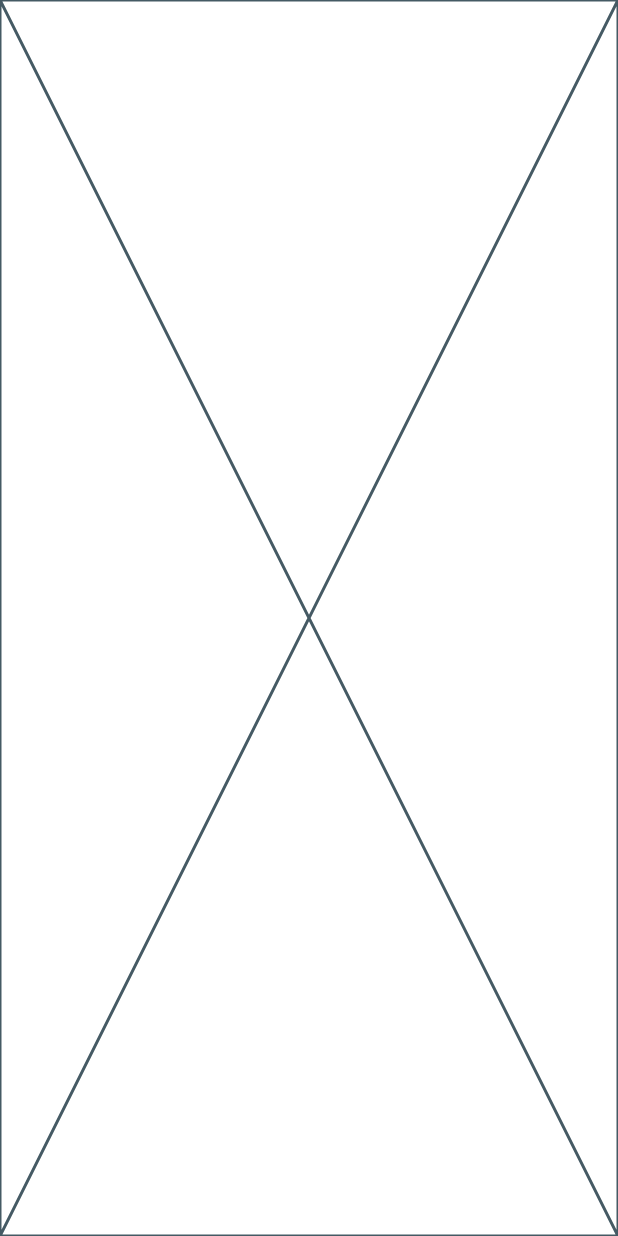
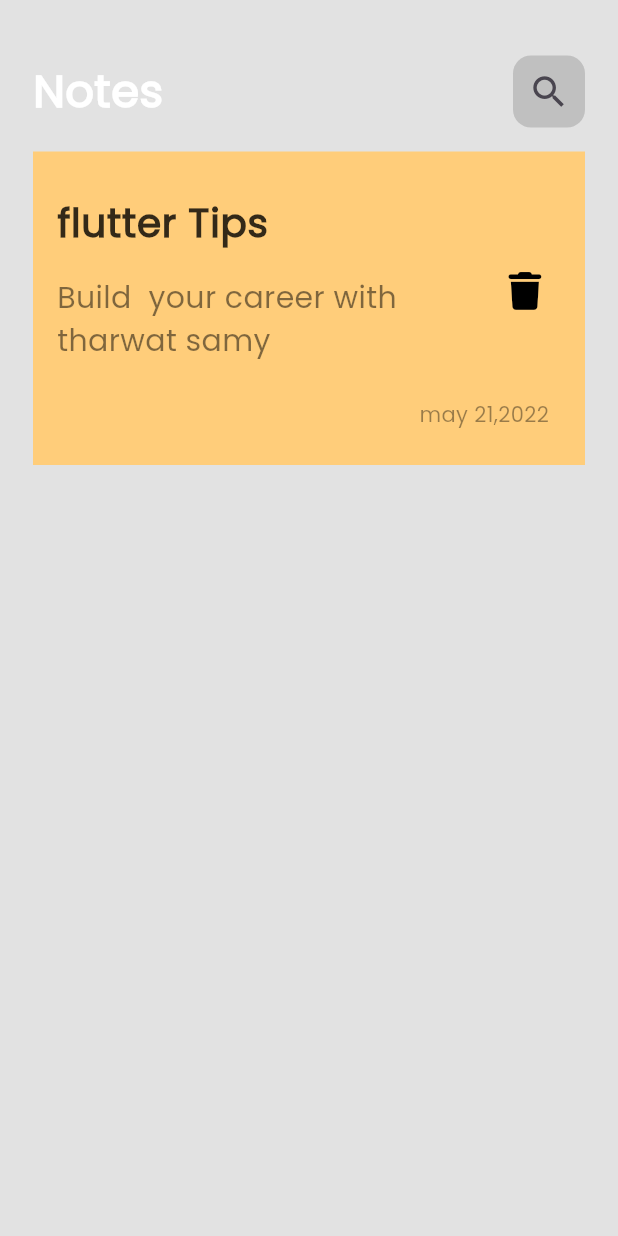
Before and after one commit to AAhmedTarekElshamy/notes_app, a Flutter app: the screen it shows after launch, on a phone screen of 412 x 824 dp. Run offline on Flutter 3.47's test engine with Material 3 defaults, Android fonts, the phone set to English and light mode, and no system bars; our stand-ins replace font_awesome_flutter.

Commit message:
create notes item

```diff
--- a/lib/main.dart
+++ b/lib/main.dart
@@ -13,9 +13,11 @@ class MyApp extends StatelessWidget {
   @override
   Widget build(BuildContext context) {
     return MaterialApp(
+      debugShowCheckedModeBanner: false,
       title: 'Flutter Demo',
       theme: ThemeData(
-        brightness: Brightness.dark
+        brightness: Brightness.light,
+            fontFamily: 'Poppins',
       ),
       home:  HomePage(),
     );
--- a/lib/views/home_page.dart
+++ b/lib/views/home_page.dart
@@ -1,4 +1,8 @@
+import 'package:flutter/cupertino.dart';
 import 'package:flutter/material.dart';
+import 'package:font_awesome_flutter/font_awesome_flutter.dart';
+import 'package:notes_app/views/widgets/custom_notes_item.dart';
+import 'package:notes_app/views/widgets/custom_search_icon.dart';
 
 class HomePage extends StatefulWidget {
   const HomePage({super.key});
@@ -10,6 +14,39 @@ class HomePage extends StatefulWidget {
 class _HomePageState extends State<HomePage> {
   @override
   Widget build(BuildContext context) {
-    return const Placeholder();
+    return Scaffold(
+      backgroundColor: Colors.grey.withOpacity(0.3),
+
+      body:   Padding(
+        padding: EdgeInsets.all(22.0),
+        child: Column(
+          children: [
+            SizedBox(
+              height: 15,
+            ),
+            Row(
+              mainAxisAlignment: MainAxisAlignment.spaceBetween,
+              children: [
+                Text('Notes',style: TextStyle(
+                  fontFamily: 'Poppins',
+                  color: Colors.white,
+                  fontSize: 30,
+                  fontWeight: FontWeight.bold,
+                ),),
+                CustomSearchIcon(),
+              ],
+            ),
+            CustomNoteItem(),
+
+
+
+
+
+
+
+          ],
+        ),
+      ),
+    );
   }
 }
--- /dev/null
+++ b/lib/views/widgets/custom_notes_item.dart
@@ -0,0 +1,50 @@
+import 'package:flutter/material.dart';
+import 'package:font_awesome_flutter/font_awesome_flutter.dart';
+class CustomNoteItem extends StatelessWidget {
+  const CustomNoteItem({super.key});
+
+  @override
+  Widget build(BuildContext context) {
+    return  Container(
+      margin: EdgeInsets.only(top: 16),
+      padding: EdgeInsets.only(top: 20,bottom: 24,left: 16,right: 16 ),
+      decoration: BoxDecoration(
+        color: Color(0xffffcd7a),
+      ),
+      child: Column(
+        crossAxisAlignment: CrossAxisAlignment.end,
+        children: [
+          ListTile(
+            contentPadding:EdgeInsets.all(0),
+            title: Padding(
+              padding: const EdgeInsets.only(bottom: 16),
+              child: Text('flutter Tips ',style: TextStyle(
+
+                color: Colors.black.withOpacity(.8),
+                fontSize: 26,
+                fontWeight: FontWeight.bold,
+              ),),
+            ),
+            subtitle:    Padding(
+              padding: const EdgeInsets.only(bottom: 16),
+              child: Text('Build  your career with tharwat samy',style: TextStyle(
+                  fontSize: 20,
+                  color: Colors.black.withOpacity(0.5)
+              ),),
+            ),
+            trailing:  IconButton(
+                onPressed: (){},
+                icon: Icon( FontAwesomeIcons.trash,size: 25,color: Colors.black,)),
+          ),
+          Padding(
+            padding: const EdgeInsets.only(right: 8.0),
+            child: Text('may 21,2022',style: TextStyle(
+              color: Colors.black.withOpacity(0.4),
+            ),),
+          ),
+        ],
+      ),
+    )
+    ;
+  }
+}
--- /dev/null
+++ b/lib/views/widgets/custom_search_icon.dart
@@ -0,0 +1,18 @@
+import 'package:flutter/material.dart';
+class CustomSearchIcon extends StatelessWidget {
+  const CustomSearchIcon({super.key});
+
+  @override
+  Widget build(BuildContext context) {
+    return Container(
+      decoration: BoxDecoration(
+        color: Colors.grey.withOpacity(0.5),
+        borderRadius: BorderRadius.circular(12),
+      ),
+      child: IconButton(
+        icon: Icon(Icons.search,size: 28,),
+        onPressed: (){},
+      ),
+    );
+  }
+}
```
Also changed, not shown: pubspec.yaml (+7 -71 lines), lib/assets/fonts/Poppins-Regular.ttf (added), pubspec.lock.
